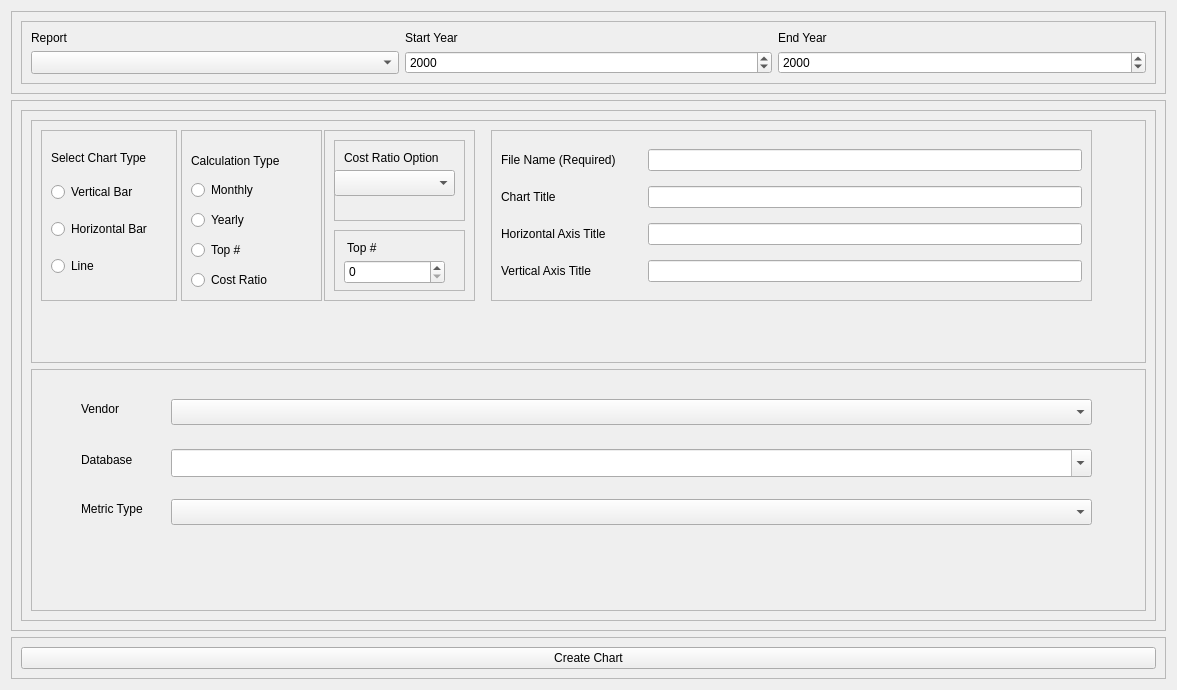
The window that ui/VisualTab.ui (CS-4820-Library-Project/COUNTER-5-Report-Tool-2020-5.0) describes before a commit, drawn with Qt 5.
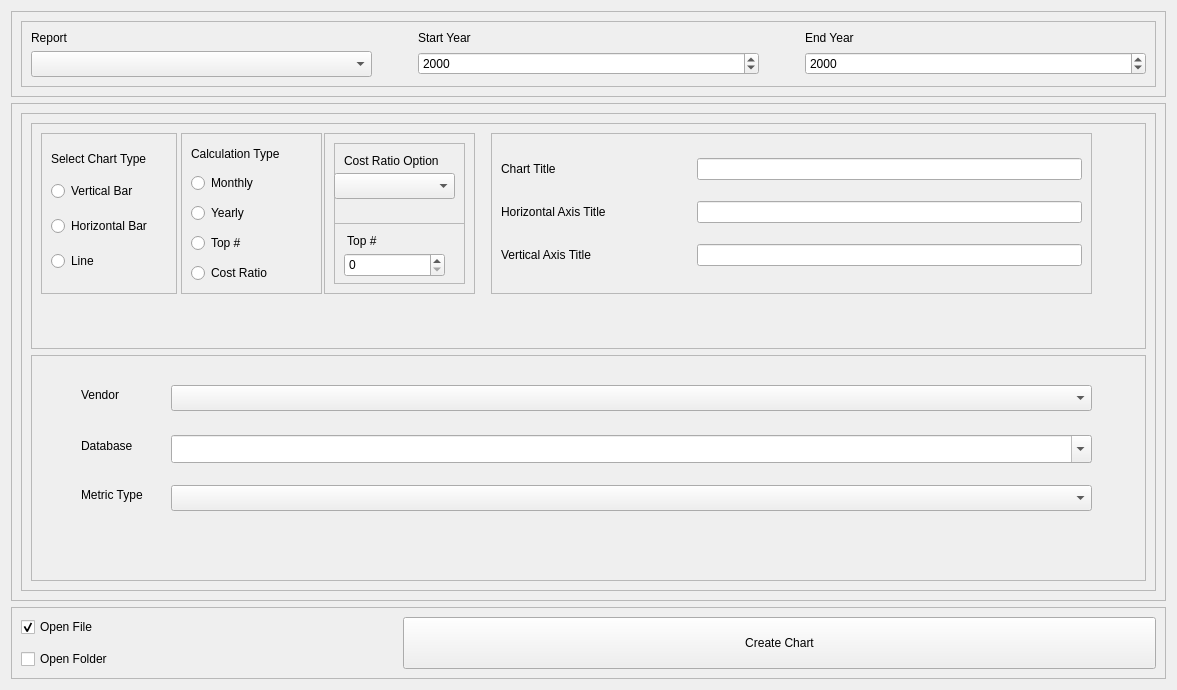
The same window after the commit. Icons and pictures are not drawn.

Commit message:
Visual-Open-File-Folder
- This new feature has been added to Visual, just like from Search
- UI Changes to accomodate this feature
- Remove file name (line edit) since no matter what user will need to enter the file name while saving now.

```diff
--- a/ui/VisualTab.ui
+++ b/ui/VisualTab.ui
@@ -48,19 +48,6 @@
          <enum>QFrame::Raised</enum>
         </property>
         <layout class="QGridLayout" name="gridLayout_6">
-         <item row="0" column="1">
-          <widget class="QLabel" name="search_start_year_parameter_label_2">
-           <property name="sizePolicy">
-            <sizepolicy hsizetype="Preferred" vsizetype="Preferred">
-             <horstretch>0</horstretch>
-             <verstretch>0</verstretch>
-            </sizepolicy>
-           </property>
-           <property name="text">
-            <string>Start Year</string>
-           </property>
-          </widget>
-         </item>
          <item row="0" column="0">
           <widget class="QLabel" name="search_report_parameter_label_2">
            <property name="text">
@@ -68,13 +55,33 @@
            </property>
           </widget>
          </item>
-         <item row="0" column="2">
+         <item row="0" column="4">
           <widget class="QLabel" name="search_end_year_parameter_label_2">
            <property name="text">
             <string>End Year</string>
            </property>
           </widget>
          </item>
+         <item row="1" column="2" rowspan="2">
+          <widget class="QDateEdit" name="search_start_year_parameter_dateedit_2">
+           <property name="displayFormat">
+            <string>yyyy</string>
+           </property>
+          </widget>
+         </item>
+         <item row="0" column="2">
+          <widget class="QLabel" name="search_start_year_parameter_label_2">
+           <property name="sizePolicy">
+            <sizepolicy hsizetype="Preferred" vsizetype="Preferred">
+             <horstretch>0</horstretch>
+             <verstretch>0</verstretch>
+            </sizepolicy>
+           </property>
+           <property name="text">
+            <string>Start Year</string>
+           </property>
+          </widget>
+         </item>
          <item row="1" column="0" rowspan="2">
           <widget class="QComboBox" name="search_report_parameter_combobox_2">
            <property name="sizePolicy">
@@ -85,14 +92,7 @@
            </property>
           </widget>
          </item>
-         <item row="1" column="1" rowspan="2">
-          <widget class="QDateEdit" name="search_start_year_parameter_dateedit_2">
-           <property name="displayFormat">
-            <string>yyyy</string>
-           </property>
-          </widget>
-         </item>
-         <item row="1" column="2" rowspan="2">
+         <item row="1" column="4" rowspan="2">
           <widget class="QDateEdit" name="search_end_year_parameter_dateedit_2">
            <property name="currentSection">
             <enum>QDateTimeEdit::YearSection</enum>
@@ -102,6 +102,38 @@
            </property>
           </widget>
          </item>
+         <item row="1" column="1">
+          <spacer name="horizontalSpacer">
+           <property name="orientation">
+            <enum>Qt::Horizontal</enum>
+           </property>
+           <property name="sizeType">
+            <enum>QSizePolicy::Fixed</enum>
+           </property>
+           <property name="sizeHint" stdset="0">
+            <size>
+             <width>40</width>
+             <height>20</height>
+            </size>
+           </property>
+          </spacer>
+         </item>
+         <item row="1" column="3">
+          <spacer name="horizontalSpacer_2">
+           <property name="orientation">
+            <enum>Qt::Horizontal</enum>
+           </property>
+           <property name="sizeType">
+            <enum>QSizePolicy::Fixed</enum>
+           </property>
+           <property name="sizeHint" stdset="0">
+            <size>
+             <width>40</width>
+             <height>20</height>
+            </size>
+           </property>
+          </spacer>
+         </item>
         </layout>
        </widget>
       </item>
@@ -255,7 +287,7 @@
               <x>10</x>
               <y>10</y>
               <width>136</width>
-              <height>171</height>
+              <height>161</height>
              </rect>
             </property>
             <property name="sizePolicy">
@@ -321,7 +353,7 @@
               <x>150</x>
               <y>10</y>
               <width>141</width>
-              <height>171</height>
+              <height>161</height>
              </rect>
             </property>
             <property name="sizePolicy">
@@ -340,7 +372,7 @@
              <property name="geometry">
               <rect>
                <x>10</x>
-               <y>20</y>
+               <y>10</y>
                <width>121</width>
                <height>21</height>
               </rect>
@@ -367,7 +399,7 @@
              <property name="geometry">
               <rect>
                <x>10</x>
-               <y>50</y>
+               <y>40</y>
                <width>112</width>
                <height>20</height>
               </rect>
@@ -380,7 +412,7 @@
              <property name="geometry">
               <rect>
                <x>10</x>
-               <y>80</y>
+               <y>70</y>
                <width>112</width>
                <height>20</height>
               </rect>
@@ -393,7 +425,7 @@
              <property name="geometry">
               <rect>
                <x>10</x>
-               <y>110</y>
+               <y>100</y>
                <width>112</width>
                <height>20</height>
               </rect>
@@ -406,7 +438,7 @@
              <property name="geometry">
               <rect>
                <x>10</x>
-               <y>140</y>
+               <y>130</y>
                <width>112</width>
                <height>20</height>
               </rect>
@@ -425,7 +457,7 @@
               <x>293</x>
               <y>10</y>
               <width>151</width>
-              <height>171</height>
+              <height>161</height>
              </rect>
             </property>
             <property name="sizePolicy">
@@ -503,7 +535,7 @@
              <property name="geometry">
               <rect>
                <x>10</x>
-               <y>100</y>
+               <y>90</y>
                <width>131</width>
                <height>61</height>
               </rect>
@@ -568,7 +600,7 @@
               <x>460</x>
               <y>10</y>
               <width>601</width>
-              <height>171</height>
+              <height>161</height>
              </rect>
             </property>
             <property name="sizePolicy">
@@ -584,23 +616,16 @@
              <enum>QFrame::Raised</enum>
             </property>
             <layout class="QGridLayout" name="gridLayout_14">
-             <item row="5" column="1" colspan="3">
+             <item row="4" column="1" colspan="2">
               <widget class="QLineEdit" name="vertical_axis_lineEdit"/>
              </item>
-             <item row="4" column="1" colspan="3">
+             <item row="3" column="1" colspan="2">
               <widget class="QLineEdit" name="horizontal_axis_lineEdit"/>
              </item>
-             <item row="3" column="1" colspan="3">
+             <item row="2" column="1" colspan="2">
               <widget class="QLineEdit" name="chart_title_lineEdit"/>
              </item>
              <item row="4" column="0">
-              <widget class="QLabel" name="label_43">
-               <property name="text">
-                <string>Horizontal Axis Title</string>
-               </property>
-              </widget>
-             </item>
-             <item row="5" column="0">
               <widget class="QLabel" name="label_44">
                <property name="text">
                 <string>Vertical Axis Title</string>
@@ -608,26 +633,19 @@
               </widget>
              </item>
              <item row="3" column="0">
+              <widget class="QLabel" name="label_43">
+               <property name="text">
+                <string>Horizontal Axis Title</string>
+               </property>
+              </widget>
+             </item>
+             <item row="2" column="0">
               <widget class="QLabel" name="label_36">
                <property name="text">
                 <string>Chart Title</string>
                </property>
               </widget>
              </item>
-             <item row="2" column="0">
-              <widget class="QLabel" name="label_16">
-               <property name="text">
-                <string>File Name (Required)</string>
-               </property>
-              </widget>
-             </item>
-             <item row="2" column="1" colspan="3">
-              <widget class="QLineEdit" name="file_name_lineEdit">
-               <property name="enabled">
-                <bool>true</bool>
-               </property>
-              </widget>
-             </item>
             </layout>
            </widget>
           </widget>
@@ -653,13 +671,54 @@
       <enum>QFrame::Raised</enum>
      </property>
      <layout class="QGridLayout" name="gridLayout_12">
-      <item row="2" column="1" colspan="2">
+      <item row="2" column="0">
+       <widget class="QCheckBox" name="open_folder_checkBox">
+        <property name="sizePolicy">
+         <sizepolicy hsizetype="Preferred" vsizetype="Preferred">
+          <horstretch>0</horstretch>
+          <verstretch>0</verstretch>
+         </sizepolicy>
+        </property>
+        <property name="text">
+         <string>Open Folder</string>
+        </property>
+       </widget>
+      </item>
+      <item row="0" column="1" rowspan="3" colspan="2">
        <widget class="QPushButton" name="create_chart_button">
+        <property name="sizePolicy">
+         <sizepolicy hsizetype="Expanding" vsizetype="Preferred">
+          <horstretch>0</horstretch>
+          <verstretch>0</verstretch>
+         </sizepolicy>
+        </property>
         <property name="text">
          <string>Create Chart</string>
         </property>
        </widget>
       </item>
+      <item row="0" column="0">
+       <widget class="QCheckBox" name="open_file_checkBox">
+        <property name="sizePolicy">
+         <sizepolicy hsizetype="Preferred" vsizetype="Preferred">
+          <horstretch>0</horstretch>
+          <verstretch>0</verstretch>
+         </sizepolicy>
+        </property>
+        <property name="maximumSize">
+         <size>
+          <width>16777215</width>
+          <height>16777215</height>
+         </size>
+        </property>
+        <property name="text">
+         <string>Open File</string>
+        </property>
+        <property name="checked">
+         <bool>true</bool>
+        </property>
+       </widget>
+      </item>
      </layout>
     </widget>
    </item>
```
The commit also changes 2 other files.
